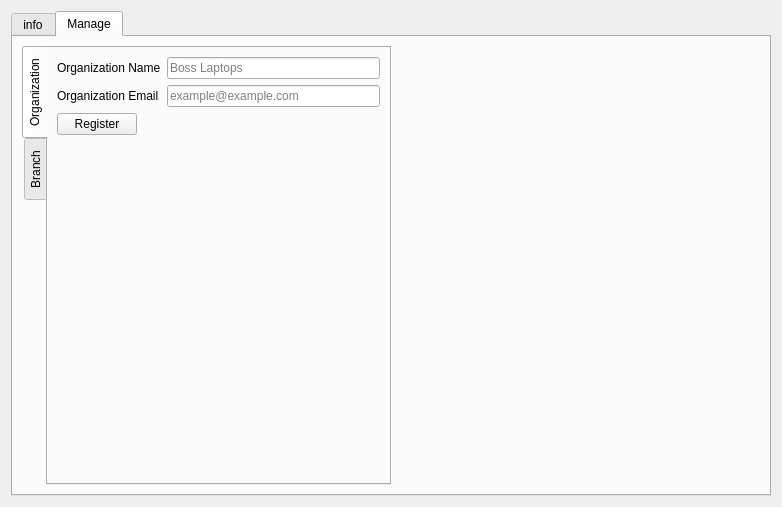
Before: the Qt Designer form widgets/org.ui in abdulroufsidhu/bms, drawn with Qt 5.
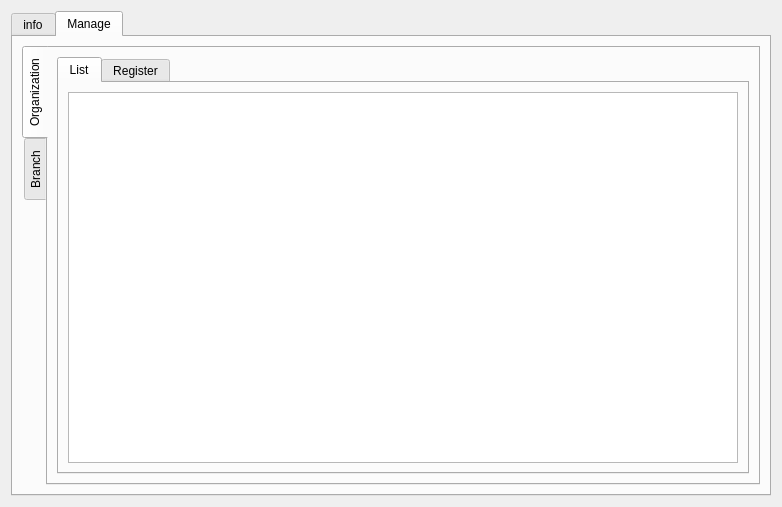
After: the same form once the commit is applied. The open tabs and pages were chosen to show the change. Icons and pictures are not drawn.

Commit message: branches listing adding and organization listing and organization adding, functionality is done some other functionality remains

Diff of the .ui file:
```diff
--- a/widgets/org.ui
+++ b/widgets/org.ui
@@ -185,6 +185,29 @@
             </attribute>
             <layout class="QGridLayout" name="gridLayout_4">
              <item row="0" column="0">
+              <widget class="QTabWidget" name="tabWidget_2">
+               <property name="currentIndex">
+                <number>1</number>
+               </property>
+               <widget class="QWidget" name="tab">
+                <attribute name="title">
+                 <string>List</string>
+                </attribute>
+                <layout class="QGridLayout" name="gridLayout_11">
+                 <item row="0" column="0">
+                  <widget class="QListWidget" name="lw_organizations"/>
+                 </item>
+                </layout>
+               </widget>
+               <widget class="QWidget" name="tab_2">
+                <attribute name="icon">
+                 <iconset theme="cpu"/>
+                </attribute>
+                <attribute name="title">
+                 <string>Register</string>
+                </attribute>
+                <layout class="QGridLayout" name="gridLayout_12">
+                 <item row="0" column="0">
               <layout class="QFormLayout" name="formLayout_2">
                <item row="0" column="0">
                 <widget class="QLabel" name="label_7">
@@ -269,6 +292,10 @@
              </item>
             </layout>
            </widget>
+              </widget>
+             </item>
+            </layout>
+           </widget>
            <widget class="QWidget" name="tab_manage_branch">
             <attribute name="title">
              <string>Branch</string>
@@ -550,22 +577,6 @@
            </widget>
           </widget>
          </item>
-         <item row="0" column="1">
-          <spacer name="horizontalSpacer">
-           <property name="orientation">
-            <enum>Qt::Horizontal</enum>
-           </property>
-           <property name="sizeType">
-            <enum>QSizePolicy::Expanding</enum>
-           </property>
-           <property name="sizeHint" stdset="0">
-            <size>
-             <width>40</width>
-             <height>20</height>
-            </size>
-           </property>
-          </spacer>
-         </item>
         </layout>
        </item>
       </layout>
```
Left out of the diff: 14 changed lines with no effect on the pictures. Lines whose indentation alone changed are shown as unchanged. The commit also changes 10 other files.
